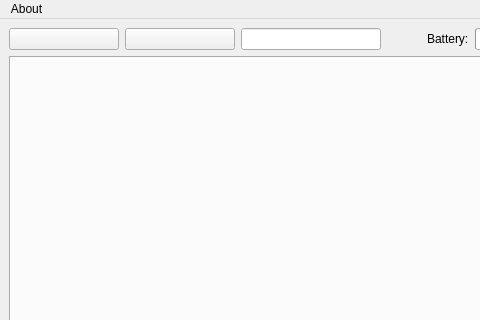
This is ui/main.ui in ninfeion/BBflight-clients-restruction-python as Qt 5 draws it before an edit; both pictures show x 0 to 480 and y 0 to 320 of the 800 by 600 pixel window. The edited form follows.
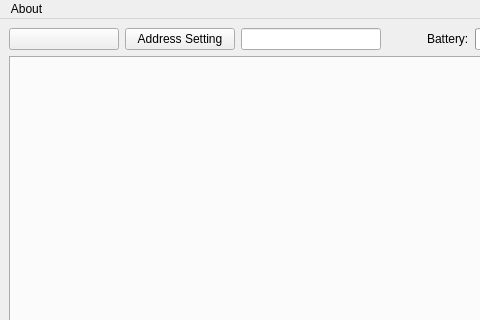
This is the edited form.

Diff of the .ui file:
```diff
--- a/ui/main.ui
+++ b/ui/main.ui
@@ -41,7 +41,7 @@
            </size>
           </property>
           <property name="text">
-           <string/>
+           <string>Address Setting</string>
           </property>
          </widget>
         </item>
```
